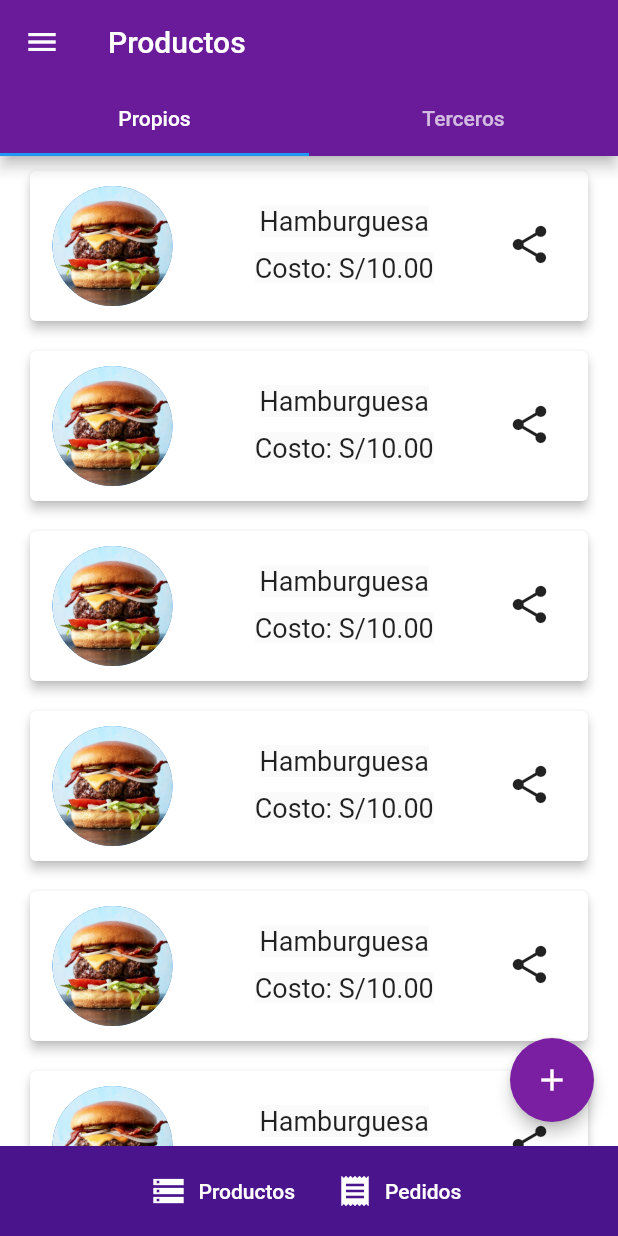
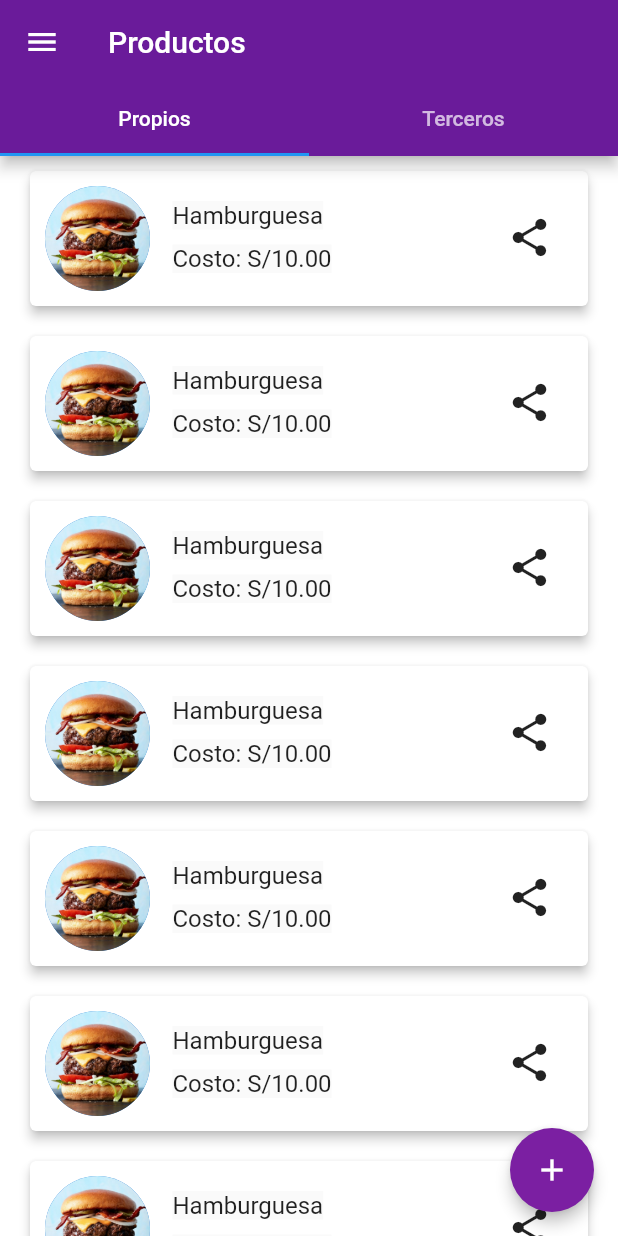
Before and after one commit to omarorlandini123/e-commerce, a Flutter app: the ProductosPage screen opened by its route, on a phone screen of 412 x 824 dp. Run offline on Flutter 3.47's test engine with Material 2 defaults, Android fonts, the phone set to English and light mode, and no system bars; missing offline and left inert: barcode_scan.

Commit message:
Botom bar eliminado y nuevo menu izquierda

```diff
--- a/lib/entidades/OpcionMenu.dart
+++ b/lib/entidades/OpcionMenu.dart
@@ -3,6 +3,15 @@ import 'package:flutter/material.dart';
 class OpcionMenu {
   Icon icono;
   String etiqueta;
+  var onPressed;
 
-  OpcionMenu(this.icono, this.etiqueta);
+
+  OpcionMenu(this.icono, this.etiqueta,[this.onPressed]);
+
+  Widget getDrawerWidget(){
+    return Drawer(
+
+    );
+  }
+
 }
--- a/lib/pages/productos_page.dart
+++ b/lib/pages/productos_page.dart
@@ -1,4 +1,6 @@
 import 'package:flutter/material.dart';
+import 'package:ecommerce/entidades/ListaMenu.dart';
+import 'package:ecommerce/entidades/OpcionMenu.dart';
 
 const String _kAsset0 = 'assets/imgs/hamburguesa.jpg';
 const String _kAsset1 = 'assets/imgs/logo.png';
@@ -61,6 +63,8 @@ class _ProductosPageState extends State<ProductosPage>
     'E',
   ];
 
+  List<OpcionMenu> lstMenu;
+
   List<Widget> tarjetasLista(String image, String nombre, String costo) {
     List<Widget> lista = new List<Widget>();
     for (var i = 0; i < 15; i++) {
@@ -89,27 +93,28 @@ class _ProductosPageState extends State<ProductosPage>
         children: <Widget>[
           Container(
             margin: EdgeInsets.only(
-                top: 10.0, bottom: 10.0, left: 15.0, right: 15.0),
+                top: 10.0, bottom: 10.0, left: 10.0, right: 10.0),
             child: CircleAvatar(
-              radius: 40.0,
+              radius: 35.0,
               backgroundImage: new AssetImage(image),
             ),
           ),
           Expanded(
             child: Container(
-                margin: EdgeInsets.only(top: 15.0),
+                margin: EdgeInsets.only(top: 10.0,left:5.0 ),
                 alignment: Alignment.centerLeft,
                 child: Row(
                   mainAxisAlignment: MainAxisAlignment.end,
                   children: <Widget>[
                     Expanded(
                         child: Column(
+                      crossAxisAlignment: CrossAxisAlignment.start,
                       mainAxisAlignment: MainAxisAlignment.start,
                       children: <Widget>[
                         Material(
                             child: Text(
                           nombre,
-                          style: TextStyle(fontSize: 18.0),
+                          style: TextStyle(fontSize: 16.0),
                         )),
                         SizedBox(
                           height: 10.0,
@@ -117,7 +122,7 @@ class _ProductosPageState extends State<ProductosPage>
                         Material(
                             child: Text(
                           costo,
-                          style: TextStyle(fontSize: 18.0),
+                          style: TextStyle(fontSize: 16.0),
                         ))
                       ],
                     )),
@@ -142,6 +147,17 @@ class _ProductosPageState extends State<ProductosPage>
   @override
   void initState() {
     super.initState();
+
+    lstMenu = new List<OpcionMenu>();
+
+    lstMenu.add(OpcionMenu(Icon(Icons.storage), 'Productos', () {
+      print("Opción productos seleccionada");
+    }));
+
+    lstMenu.add(OpcionMenu(Icon(Icons.receipt), 'Pedidos', () {
+      print("Opción pedidos seleccionada");
+    }));
+
     tabController = new TabController(length: 3, vsync: this);
     _controller = new AnimationController(
       vsync: this,
@@ -285,13 +301,11 @@ class _ProductosPageState extends State<ProductosPage>
                           child: new Column(
                             mainAxisSize: MainAxisSize.min,
                             crossAxisAlignment: CrossAxisAlignment.stretch,
-                              children: _drawerContents.map((String id) {
+                            children: lstMenu.map((OpcionMenu opcion) {
                               return new ListTile(
-                                  leading:
-                                      //new CircleAvatar(child: new Text(id)),
-                                      new CircleAvatar(child: Icon(Icons.touch_app)),
-                                  title: new Text('Drawer item $id'),
-                                  onTap: _showNotImplementedMessage,
+                                leading: new CircleAvatar(child: opcion.icono),
+                                title: new Text(opcion.etiqueta),
+                                onTap: opcion.onPressed,
                               );
                             }).toList(),
                           ),
@@ -332,30 +346,7 @@ class _ProductosPageState extends State<ProductosPage>
       body: new TabBarView(
           controller: _tabController, children: lista.getElementos()),
       floatingActionButton: getFloatButton(),
-        bottomNavigationBar: new Material(
-          color: Colors.purple[900],
-          child: new Container(
-              height: 60.0,
-              alignment: Alignment.center,
-              child: Row(
-                mainAxisAlignment: MainAxisAlignment.center,
-                crossAxisAlignment: CrossAxisAlignment.center,
-                children: <Widget>[
-                  FlatButton.icon(
-                    textColor: Colors.white,
-                    icon: Icon(Icons.storage),
-                    label: Text('Productos'),
-                    onPressed: () {},
-                  ),
-                  FlatButton.icon(
-                    textColor: Colors.white,
-                    icon: Icon(Icons.receipt),
-                    label: Text('Pedidos'),
-                    onPressed: () {},
-                  )
-                ],
-              )),
-        ));
+    );
   }
 
   void _onOtherAccountsTap(BuildContext context) {
```
Lines whose indentation alone changed are shown as unchanged.
